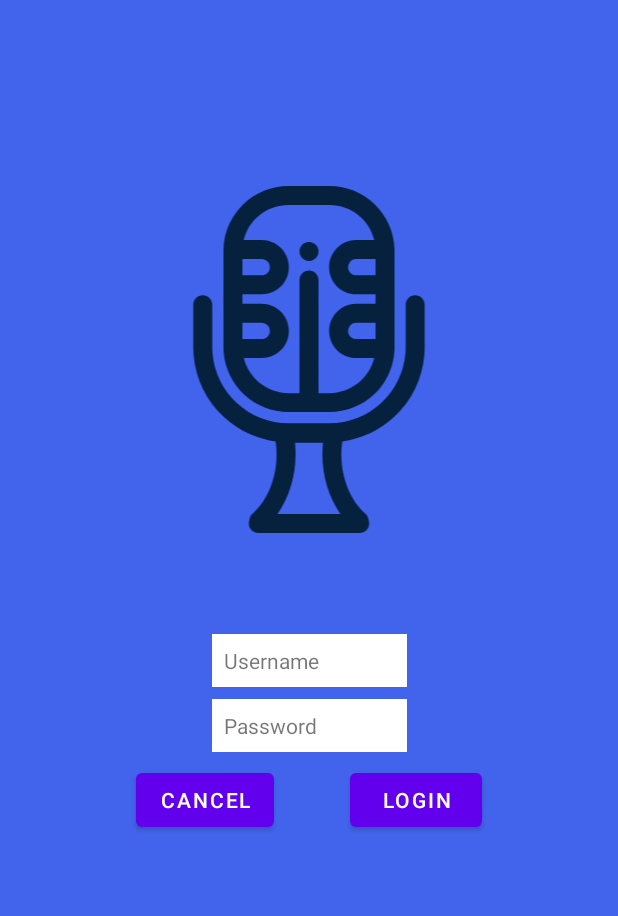
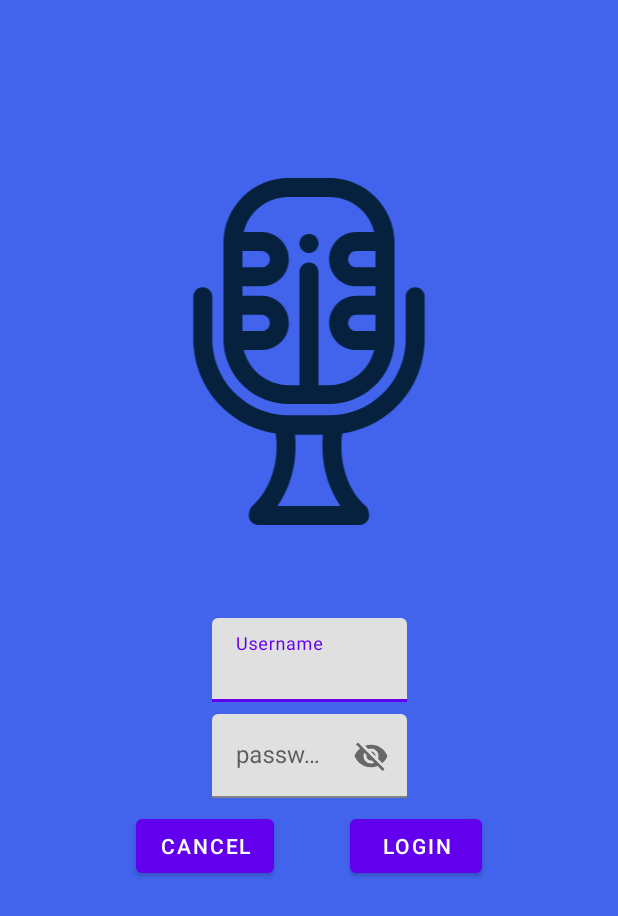
Before and after one commit to JhonnyMcGoleman/Functionalies, an Android app: the layout activity_main.xml on its own in the app's theme, with its tools: preview values and no code run, on a phone screen of 412 x 824 dp. Shown: the top 916 px of the screen. Run offline under Robolectric (Android 15) with nearby library versions, the phone set to English and light mode, and no system bars.

Commit message:
Added Textinputlayout and removed the textviews

```diff
--- a/app/src/main/java/com/example/functionalies/MainActivity.java
+++ b/app/src/main/java/com/example/functionalies/MainActivity.java
@@ -19,6 +19,7 @@ public class MainActivity extends AppCompatActivity {
     @Override
     protected void onCreate(Bundle savedInstanceState) {
         super.onCreate(savedInstanceState);
+        setContentView(R.layout.activity_main);
 
     }
 
--- a/app/src/main/res/layout/activity_main.xml
+++ b/app/src/main/res/layout/activity_main.xml
@@ -6,34 +6,7 @@
     android:layout_width="match_parent"
     android:layout_height="match_parent"
     android:paddingTop="?attr/actionBarSize"
-    android:background="@color/blue"
-    >
-
-
-    <TextView
-        android:id="@+id/username"
-        android:layout_width="130dp"
-        android:layout_height="wrap_content"
-        android:layout_margin="8dp"
-        android:padding="8dp"
-        android:text="Username"
-        android:background="@color/white"
-        app:layout_constraintBottom_toBottomOf="parent"
-        app:layout_constraintEnd_toEndOf="parent"
-        app:layout_constraintStart_toStartOf="parent"
-        app:layout_constraintTop_toTopOf="parent" />
-
-    <TextView
-        android:id="@+id/password"
-        android:layout_height="wrap_content"
-        android:text="Password"
-        android:layout_width="130dp"
-        android:padding="8dp"
-        android:background="@color/white"
-        app:layout_constraintTop_toBottomOf="@+id/username"
-        app:layout_constraintStart_toStartOf="parent"
-        app:layout_constraintEnd_toEndOf="parent"
-        android:layout_margin="8dp"/>
+    android:background="@color/blue">
     <Button
         android:id="@+id/ok"
         android:layout_width="wrap_content"
@@ -59,7 +32,7 @@
         android:id="@+id/imageView"
         android:layout_width="232dp"
         android:layout_height="231dp"
-        app:layout_constraintBottom_toTopOf="@+id/username"
+        app:layout_constraintBottom_toTopOf="@+id/texinputuser"
         app:layout_constraintEnd_toEndOf="parent"
         app:layout_constraintStart_toStartOf="parent"
         app:layout_constraintTop_toTopOf="parent"
@@ -78,4 +51,34 @@
         android:orientation="vertical"
         app:layout_constraintGuide_percent="0.80">
     </androidx.constraintlayout.widget.Guideline>
+
+    <com.google.android.material.textfield.TextInputLayout
+        android:layout_width="130dp"
+        android:layout_height="wrap_content"
+        android:layout_margin="8dp"
+        app:layout_constraintBottom_toBottomOf="parent"
+        app:layout_constraintEnd_toEndOf="parent"
+        app:layout_constraintStart_toStartOf="parent"
+        app:layout_constraintTop_toTopOf="parent"
+
+        android:id="@+id/texinputuser">
+        <EditText
+            android:layout_width="match_parent"
+            android:hint="Username"
+            android:layout_height="wrap_content"></EditText>
+    </com.google.android.material.textfield.TextInputLayout>
+    <com.google.android.material.textfield.TextInputLayout
+        android:layout_width="130dp"
+        android:layout_height="wrap_content"
+        android:layout_margin="8dp"
+        app:layout_constraintTop_toBottomOf="@+id/texinputuser"
+        app:layout_constraintStart_toStartOf="parent"
+        app:layout_constraintEnd_toEndOf="parent"
+        app:passwordToggleEnabled="true"
+        android:id="@+id/password">
+        <EditText
+            android:layout_width="match_parent"
+            android:hint="password"
+            android:layout_height="wrap_content"></EditText>
+    </com.google.android.material.textfield.TextInputLayout>
 </androidx.constraintlayout.widget.ConstraintLayout>
```
